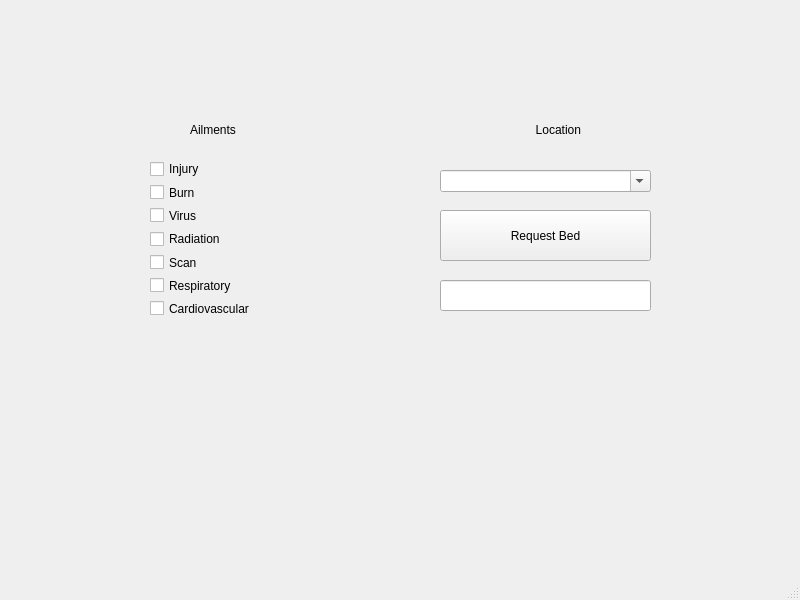
Before: the Qt Designer form doctorwindow.ui in braeden-muller/hospitalBeds, drawn with Qt 5.
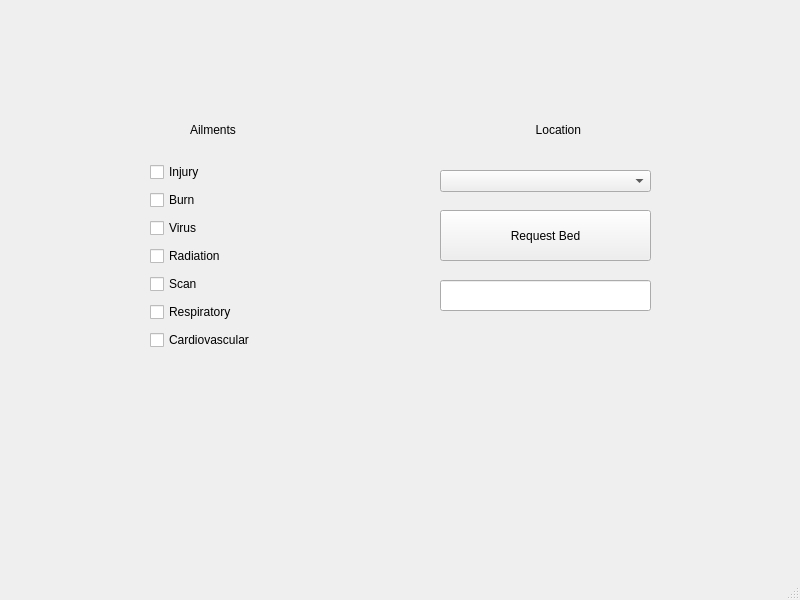
After: the same form once the commit is applied.

Commit message: Combo box uneditable, hospital->db access

The edit to the form file:
```diff
--- a/doctorwindow.ui
+++ b/doctorwindow.ui
@@ -53,7 +53,7 @@
      </rect>
     </property>
     <property name="editable">
-     <bool>true</bool>
+     <bool>false</bool>
     </property>
    </widget>
    <widget class="QWidget" name="verticalLayoutWidget">
@@ -62,7 +62,7 @@
       <x>150</x>
       <y>160</y>
       <width>160</width>
-      <height>157</height>
+      <height>199</height>
      </rect>
     </property>
     <layout class="QVBoxLayout" name="verticalLayout">
```
Left out of the diff: 3 changed lines with no effect on the pictures. The commit also changes 2 other files.
